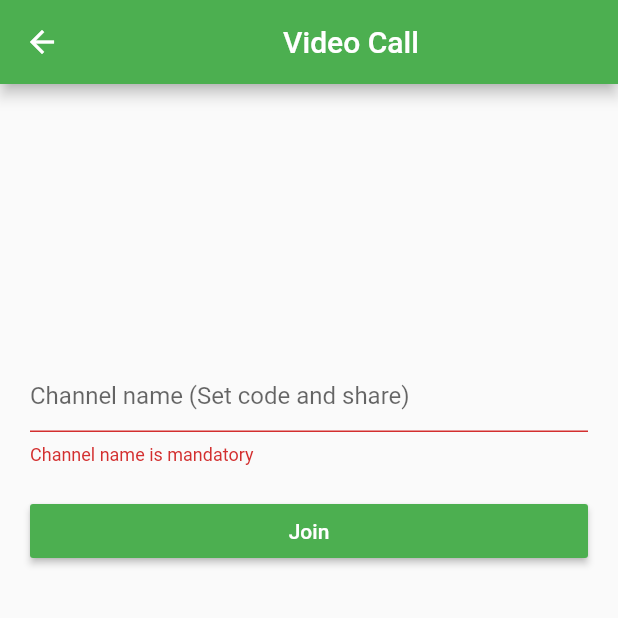
After one commit to EeshanDutta007/Stud-Bud, a Flutter app: the IndexPage screen opened directly, after a tap on "Join", on a phone screen of 412 x 824 dp, the top half of it. The commit adds this screen. Run offline on Flutter 3.47's test engine with Material 2 defaults, Android fonts, the phone set to English and light mode, and no system bars; our stand-ins replace animated_text_kit, cloud_firestore, firebase_auth, firebase_core, firebase_storage, flare_flutter and 10 more; missing offline and left inert: agora_rtc_engine, all_sensors, model_viewer; accounts and stored records are empty.

Commit message:
Video call feature added

```diff
--- /dev/null
+++ b/lib/src/pages/index.dart
@@ -0,0 +1,105 @@
+import 'dart:async';
+
+import 'package:flutter/material.dart';
+import 'package:permission_handler/permission_handler.dart';
+
+import './call.dart';
+
+class IndexPage extends StatefulWidget {
+  @override
+  State<StatefulWidget> createState() => IndexState();
+}
+
+class IndexState extends State<IndexPage> {
+  /// create a channelController to retrieve text value
+  final _channelController = TextEditingController();
+
+  /// if channel textField is validated to have error
+  bool _validateError = false;
+
+  @override
+  void dispose() {
+    // dispose input controller
+    _channelController.dispose();
+    super.dispose();
+  }
+
+  @override
+  Widget build(BuildContext context) {
+    return Scaffold(
+      appBar: AppBar(
+        title: Center(child: Text('Video Call')),
+        backgroundColor: Colors.green,
+      ),
+      body: Center(
+        child: Container(
+          padding: const EdgeInsets.symmetric(horizontal: 20),
+          height: 400,
+          child: Column(
+            children: <Widget>[
+              Row(
+                children: <Widget>[
+                  Expanded(
+                      child: TextField(
+                    controller: _channelController,
+                    decoration: InputDecoration(
+                      errorText:
+                          _validateError ? 'Channel name is mandatory' : null,
+                      border: UnderlineInputBorder(
+                        borderSide: BorderSide(width: 1),
+                      ),
+                      hintText: 'Channel name (Set code and share)',
+                    ),
+                  ))
+                ],
+              ),
+              Padding(
+                padding: const EdgeInsets.symmetric(vertical: 20),
+                child: Row(
+                  children: <Widget>[
+                    Expanded(
+                      child: RaisedButton(
+                        onPressed: onJoin,
+                        child: Text('Join'),
+                        color: Colors.green,
+                        textColor: Colors.white,
+                      ),
+                    )
+                  ],
+                ),
+              )
+            ],
+          ),
+        ),
+      ),
+    );
+  }
+
+  Future<void> onJoin() async {
+    // update input validation
+    setState(() {
+      _channelController.text.isEmpty
+          ? _validateError = true
+          : _validateError = false;
+    });
+    if (_channelController.text.isNotEmpty) {
+      // await for camera and mic permissions before pushing video page
+      await _handleCameraAndMic();
+      // push video page with given channel name
+      await Navigator.push(
+        context,
+        MaterialPageRoute(
+          builder: (context) => CallPage(
+            channelName: _channelController.text,
+          ),
+        ),
+      );
+    }
+  }
+
+  Future<void> _handleCameraAndMic() async {
+    await PermissionHandler().requestPermissions(
+      [PermissionGroup.camera, PermissionGroup.microphone],
+    );
+  }
+}
--- /dev/null
+++ b/lib/src/utils/settings.dart
@@ -0,0 +1,2 @@
+// Agora AppId
+const APP_ID = 'd2320273ebfc498c9dda1b61602bf17e';
--- a/pubspec.yaml
+++ b/pubspec.yaml
@@ -43,6 +43,8 @@ dependencies:
   http: ^0.12.2
   html: ^0.14.0+4
   flutter_tts: ^3.0.0
+  agora_rtc_engine: 1.0.5
+  permission_handler: ^3.0.0
 
 
   # The following adds the Cupertino Icons font to your application.
```
Also changed, not shown: lib/Pages/Chat.dart (+11 -0 lines), lib/src/pages/call.dart (added, +309 -0 lines), pubspec.lock, 1 other file.
